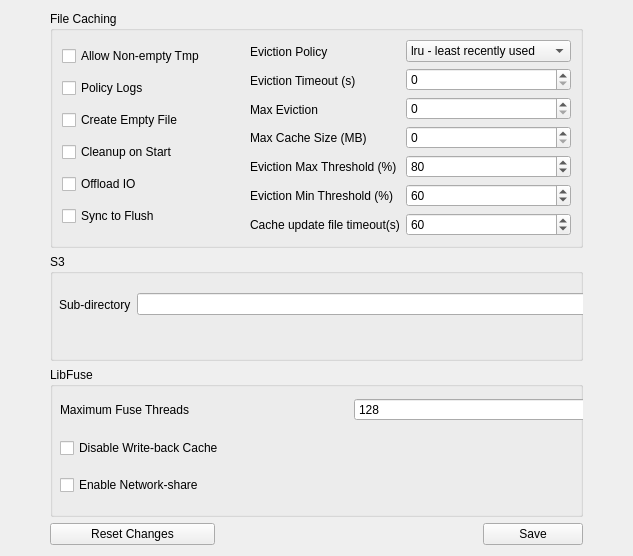
Qt form gui/lyve_config_advanced.ui (Seagate/cloudfuse) before a commit.
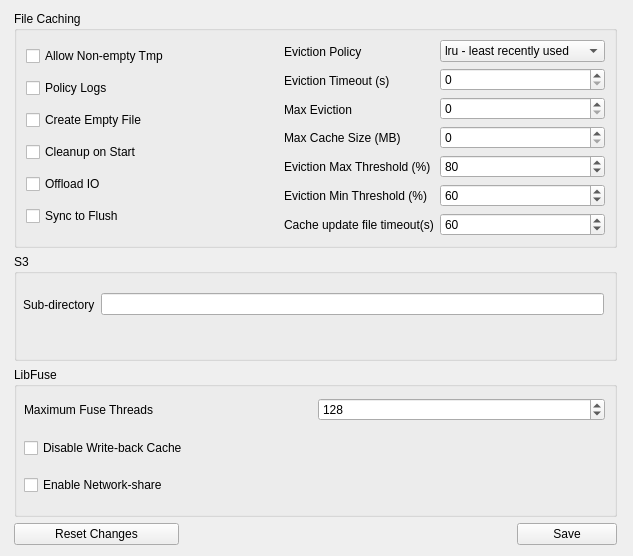
The same form after that commit.

Patch:
```diff
--- a/gui/lyve_config_advanced.ui
+++ b/gui/lyve_config_advanced.ui
@@ -316,7 +316,7 @@
     <widget class="QGroupBox" name="groupBox_2">
      <property name="minimumSize">
       <size>
-       <width>0</width>
+       <width>600</width>
        <height>150</height>
       </size>
      </property>
```
